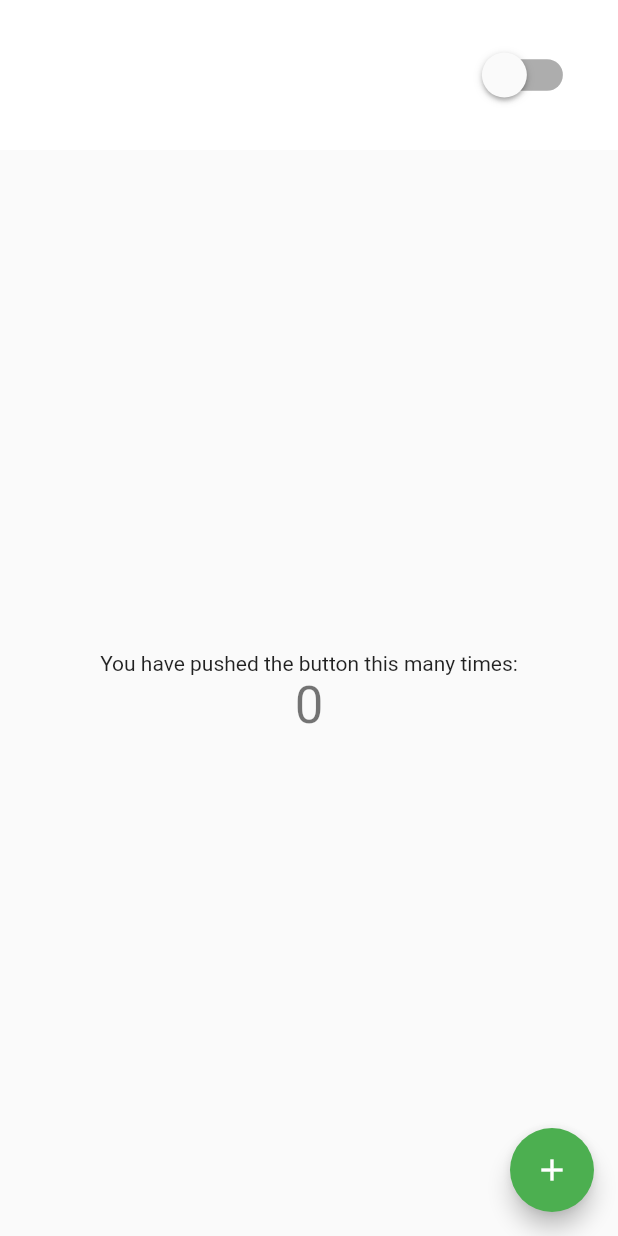
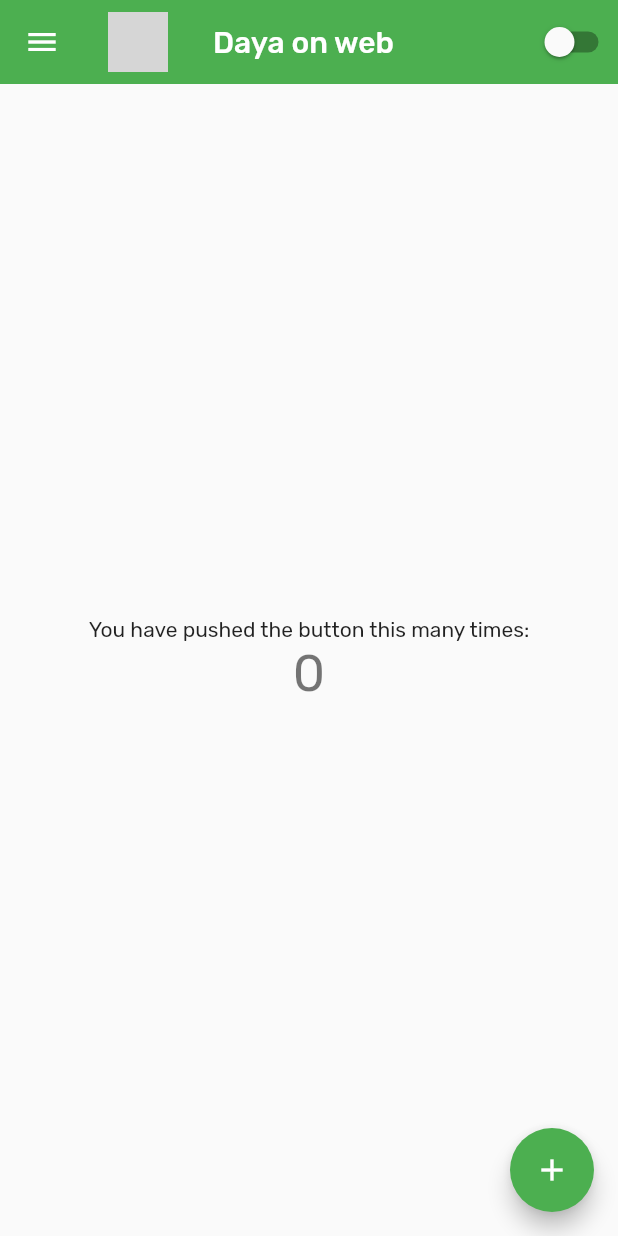
Before and after one commit to Damercy/dayaonweb, a Flutter app: the screen it shows after launch, on a phone screen of 412 x 824 dp. Run offline on Flutter 3.47's test engine with Material 2 defaults, Android fonts, the phone set to English and light mode, and no system bars; our stand-ins replace google_fonts; network calls fail; grey boxes are pictures that could not be loaded.

Commit message:
add DP & appbar

```diff
--- a/lib/main.dart
+++ b/lib/main.dart
@@ -66,18 +66,22 @@ class _MyHomePageState extends State<MyHomePage> {
   @override
   Widget build(BuildContext context) {
     return Scaffold(
+      drawer: const Drawer(),
       appBar: AppBar(
-        title: Text(widget.title),
-        toolbarHeight: 100.0,
-        backgroundColor:
-            widget.isDarkModeEnabled ? Colors.black12 : Colors.white,
+        title: Row(
+          children: [
+            const CircleAvatar(
+              backgroundImage: NetworkImage(
+                  "https://pbs.twimg.com/profile_images/1463595775477256193/suTiiJ3b_400x400.jpg"),
+            ),
+            const Padding(padding: EdgeInsets.fromLTRB(0, 0, 30, 0)),
+            Text(widget.title)
+          ],
+        ),
+        backgroundColor: Colors.green,
         elevation: 0.0,
         actions: [
-          Transform.scale(
-            scale: 1.5,
-            child: Padding(
-              padding: const EdgeInsets.all(32.0),
-              child: Switch(
+          Switch(
               value: widget.isDarkModeEnabled,
               activeColor: Colors.white,
               activeTrackColor: Colors.white,
@@ -86,8 +90,6 @@ class _MyHomePageState extends State<MyHomePage> {
               activeThumbImage: const NetworkImage(
                   "https://cdn2.iconfinder.com/data/icons/canoopi-mobile-contact-apps/32/Dark_Theme-512.png"),
               onChanged: widget.themeChangeCb),
-            ),
-          )
         ],
       ),
       body: Center(
--- a/lib/theme/theme.dart
+++ b/lib/theme/theme.dart
@@ -1,11 +1,14 @@
 import 'package:flutter/material.dart';
+import 'package:google_fonts/google_fonts.dart';
 
 ThemeData darkTheme = ThemeData(
     brightness: Brightness.dark,
+    textTheme: GoogleFonts.rubikTextTheme(),
     primaryColor: Colors.green,
     primarySwatch: Colors.green);
 
 ThemeData lightTheme = ThemeData(
     brightness: Brightness.light,
     primaryColor: Colors.green,
+    textTheme: GoogleFonts.rubikTextTheme(),
     primarySwatch: Colors.green);
--- a/pubspec.yaml
+++ b/pubspec.yaml
@@ -30,10 +30,10 @@ dependencies:
   flutter:
     sdk: flutter
 
-
   # The following adds the Cupertino Icons font to your application.
   # Use with the CupertinoIcons class for iOS style icons.
   cupertino_icons: ^1.0.2
+  google_fonts: ^2.2.0
 
 dev_dependencies:
   flutter_test:
```
Also changed, not shown: pubspec.lock, 1 other file. Lines whose indentation alone changed are shown as unchanged.
